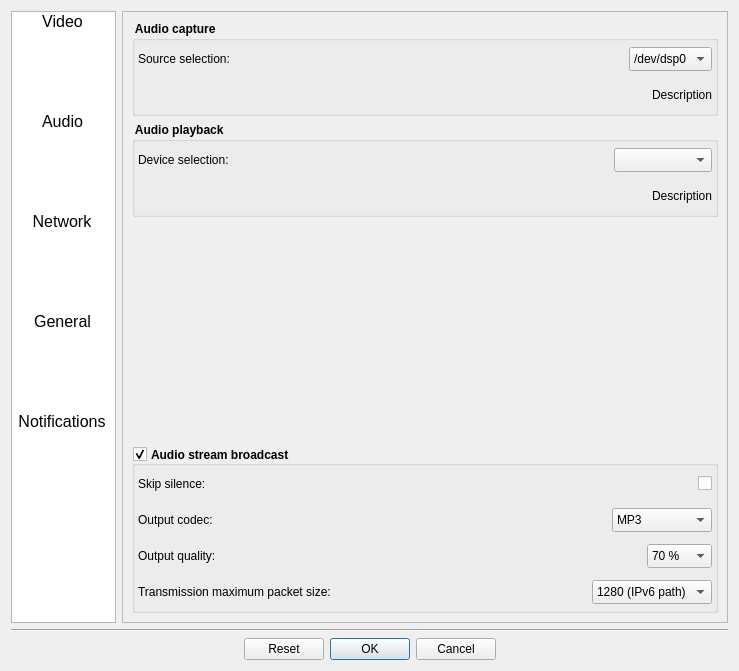
First picture: the form in Homer/forms/Dialogs/ConfigurationDialog.ui, repository Homer-Conferencing/Homer-Conferencing, before the edit.
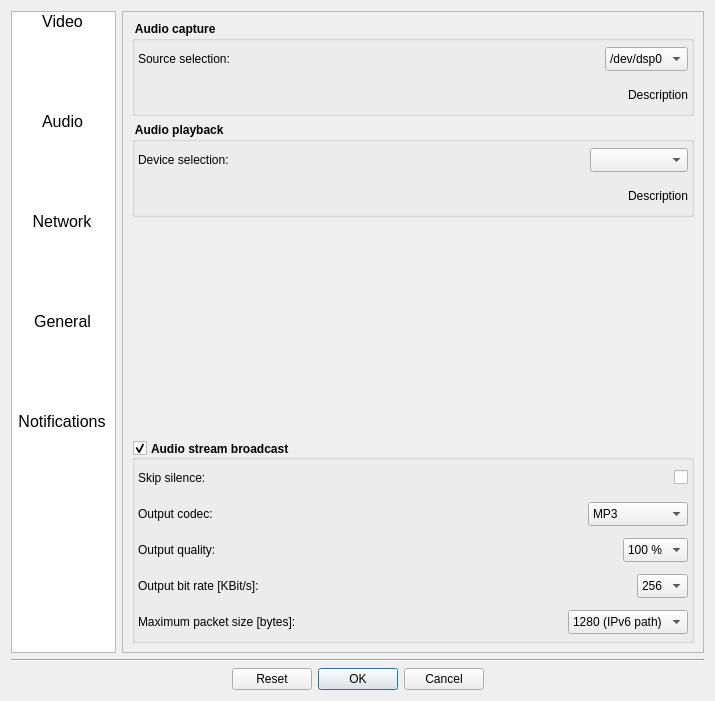
Second picture: the form after the edit. The open tabs and pages were chosen to show the change. Icons and pictures are not drawn.

Commit message: - added: allow configuration of the bit rate of the outgoing audio/video streams

The edit to the form file:
```diff
--- a/Homer/forms/Dialogs/ConfigurationDialog.ui
+++ b/Homer/forms/Dialogs/ConfigurationDialog.ui
@@ -6,8 +6,8 @@
    <rect>
     <x>0</x>
     <y>0</y>
-    <width>739</width>
-    <height>665</height>
+    <width>715</width>
+    <height>701</height>
    </rect>
   </property>
   <property name="windowTitle">
@@ -1544,7 +1544,7 @@
                  </font>
                 </property>
                 <property name="currentIndex">
-                 <number>6</number>
+                 <number>9</number>
                 </property>
                 <item>
                  <property name="text">
@@ -1600,13 +1600,108 @@
               </item>
              </layout>
             </item>
+            <item>
+             <layout class="QHBoxLayout" name="horizontalLayout_27">
+              <item>
+               <widget class="QLabel" name="label_14">
+                <property name="minimumSize">
+                 <size>
+                  <width>210</width>
+                  <height>30</height>
+                 </size>
+                </property>
+                <property name="font">
+                 <font>
+                  <weight>50</weight>
+                  <bold>false</bold>
+                 </font>
+                </property>
+                <property name="text">
+                 <string>Output bit rate [KBit/s]: </string>
+                </property>
+               </widget>
+              </item>
+              <item>
+               <spacer name="horizontalSpacer_50">
+                <property name="orientation">
+                 <enum>Qt::Horizontal</enum>
+                </property>
+                <property name="sizeHint" stdset="0">
+                 <size>
+                  <width>40</width>
+                  <height>20</height>
+                 </size>
+                </property>
+               </spacer>
+              </item>
+              <item>
+               <widget class="QComboBox" name="mCbAudioBitRate">
+                <property name="minimumSize">
+                 <size>
+                  <width>0</width>
+                  <height>24</height>
+                 </size>
+                </property>
+                <property name="font">
+                 <font>
+                  <weight>50</weight>
+                  <bold>false</bold>
+                 </font>
+                </property>
+                <property name="currentIndex">
+                 <number>2</number>
+                </property>
+                <item>
+                 <property name="text">
+                  <string>512</string>
+                 </property>
+                </item>
+                <item>
+                 <property name="text">
+                  <string>384</string>
+                 </property>
+                </item>
+                <item>
+                 <property name="text">
+                  <string>256</string>
+                 </property>
+                </item>
+                <item>
+                 <property name="text">
+                  <string>128</string>
+                 </property>
+                </item>
+                <item>
+                 <property name="text">
+                  <string>96</string>
+                 </property>
+                </item>
+                <item>
+                 <property name="text">
+                  <string>64</string>
+                 </property>
+                </item>
+                <item>
+                 <property name="text">
+                  <string>48</string>
+                 </property>
+                </item>
+                <item>
+                 <property name="text">
+                  <string>32</string>
+                 </property>
+                </item>
+               </widget>
+              </item>
+             </layout>
+            </item>
             <item>
              <layout class="QHBoxLayout" name="horizontalLayout_17">
               <item>
                <widget class="QLabel" name="mLbAudioMaxPacketSize">
                 <property name="minimumSize">
                  <size>
-                  <width>260</width>
+                  <width>210</width>
                   <height>30</height>
                  </size>
                 </property>
@@ -1617,7 +1712,7 @@
                  </font>
                 </property>
                 <property name="text">
-                 <string>Transmission maximum packet size:</string>
+                 <string>Maximum packet size [bytes]: </string>
                 </property>
                </widget>
               </item>
```
Left out of the diff: 89 changed lines with no effect on the pictures. The commit also changes 6 other files.
